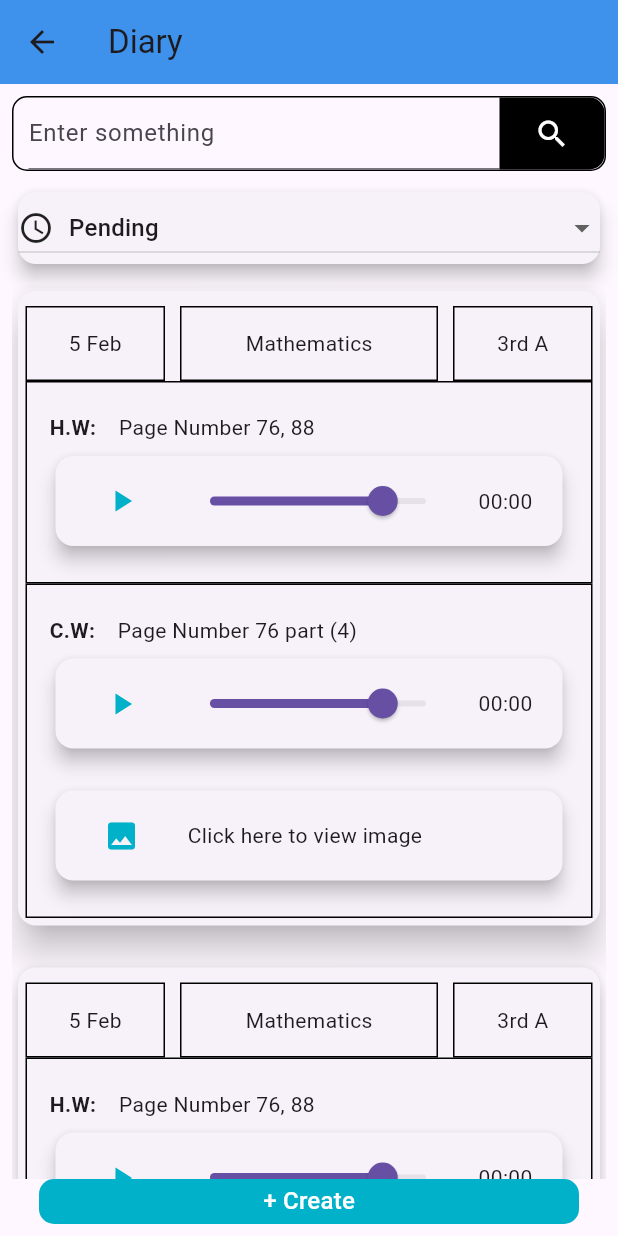
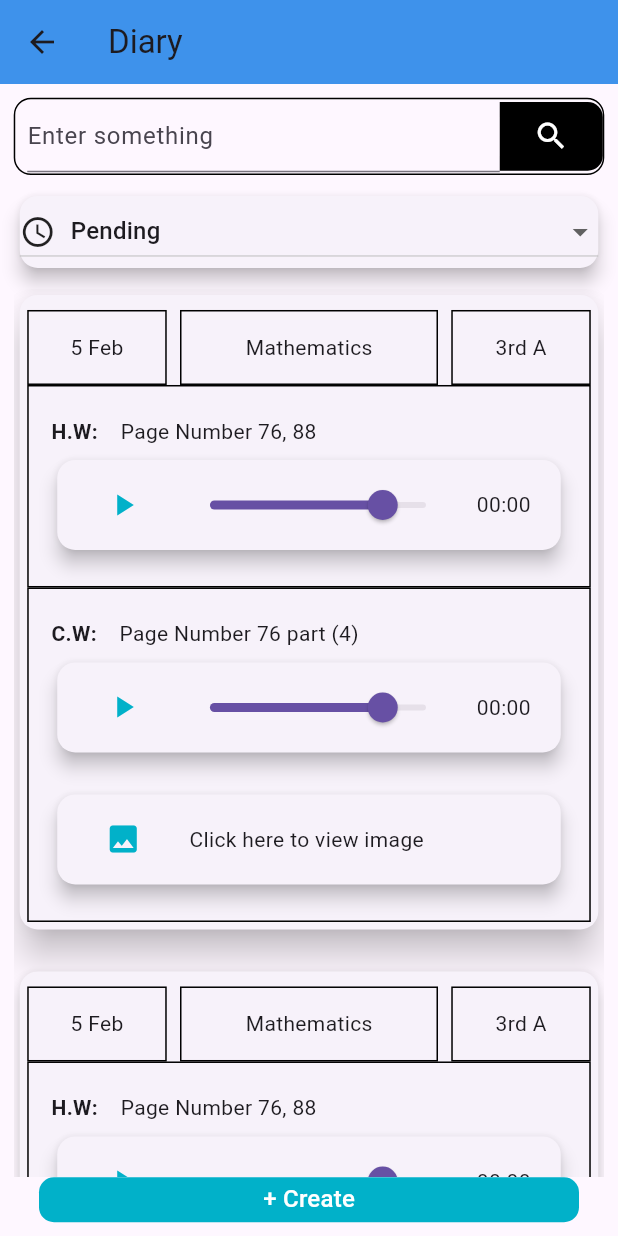
Before and after one commit to ibrarkhalid333/Edu-Base, a Flutter app: the TeacherDashboard screen opened by its route, after a tap on "Diay", on a phone screen of 412 x 824 dp. Run offline on Flutter 3.47's test engine with Material 3 defaults, Android fonts, the phone set to English and light mode, and no system bars; our stand-ins replace device_preview, flutter_screenutil, get, intl_phone_field.

Commit message:
commit 2208252

```diff
--- a/lib/src/home/components/selection_container.dart
+++ b/lib/src/home/components/selection_container.dart
@@ -8,8 +8,8 @@ class SellectionContainer extends StatelessWidget {
     required this.onPress,
     required this.title,
     required this.imagePath,
-    this.width = 20,
-    this.height = 20,
+    this.width = 50,
+    this.height = 50,
   });
 
   final double height, width;
@@ -23,7 +23,7 @@ class SellectionContainer extends StatelessWidget {
       child: Container(
         width: width,
         height: height,
-        padding: EdgeInsets.all(5.sp),
+        padding: EdgeInsets.all(10.sp),
         decoration: BoxDecoration(
           color: Colors.white,
           borderRadius: BorderRadius.all(Radius.circular(10.r)),
@@ -45,7 +45,7 @@ class SellectionContainer extends StatelessWidget {
               height: 70.sp,
             ),
             SizedBox(
-              height: 2.h,
+              height: 1.h,
             ),
             Text(
               title,
--- a/lib/src/teacher_role/diary_teacher/screens/diaryteacher.dart
+++ b/lib/src/teacher_role/diary_teacher/screens/diaryteacher.dart
@@ -1,6 +1,7 @@
 import 'package:edu_base/core/res/colors/appColors.dart';
 import 'package:edu_base/src/Components/round_button.dart';
 import 'package:flutter/material.dart';
+import 'package:flutter_screenutil/flutter_screenutil.dart';
 import 'package:get/get.dart';
 
 import '../controller/diary_teacher_controller.dart';
@@ -23,18 +24,18 @@ class _DiaryForTeacherState extends State<DiaryForTeacher> {
         backgroundColor: Appcolors.blueColor,
       ),
       body: Padding(
-        padding: const EdgeInsets.all(8.0),
+        padding: EdgeInsets.all(8.sp),
         child: Column(
           children: [
             Container(
-              height: 50,
-              padding: const EdgeInsets.fromLTRB(10, 0, 0, 0),
+              height: 40.h,
+              padding: EdgeInsets.fromLTRB(7.sp, 0, 0, 0),
               // width: 350,
               decoration: BoxDecoration(
                 border: Border.all(
                   width: 1.0,
                 ),
-                borderRadius: BorderRadius.circular(10),
+                borderRadius: BorderRadius.circular(10.r),
               ),
               child: Row(
                 mainAxisAlignment: MainAxisAlignment.spaceBetween,
@@ -48,8 +49,8 @@ class _DiaryForTeacherState extends State<DiaryForTeacher> {
                   ),
                   InkWell(
                     child: Container(
-                      height: 50,
-                      width: 70,
+                      height: 40.sp,
+                      width: 60.sp,
                       decoration: const BoxDecoration(
                           color: Appcolors.blackColor,
                           borderRadius: BorderRadius.only(
@@ -137,7 +138,8 @@ class _DiaryForTeacherState extends State<DiaryForTeacher> {
                                     decoration: BoxDecoration(
                                         border:
                                             Border.all(color: Colors.black)),
-                                    child: const Center(child: Text('Mathematics')),
+                                    child: const Center(
+                                        child: Text('Mathematics')),
                                   ),
                                   Container(
                                     height: 50,
@@ -151,7 +153,8 @@ class _DiaryForTeacherState extends State<DiaryForTeacher> {
                               ),
                             ),
                             Container(
-                              padding: const EdgeInsets.fromLTRB(15, 20, 15, 20),
+                              padding:
+                                  const EdgeInsets.fromLTRB(15, 20, 15, 20),
                               decoration: BoxDecoration(
                                   border: Border.all(color: Colors.black)),
                               child: Column(
@@ -175,8 +178,8 @@ class _DiaryForTeacherState extends State<DiaryForTeacher> {
                                   Card(
                                     elevation: 5,
                                     child: Container(
-                                      padding:
-                                          const EdgeInsets.fromLTRB(20, 0, 20, 0),
+                                      padding: const EdgeInsets.fromLTRB(
+                                          20, 0, 20, 0),
                                       height: 60,
                                       child: Center(
                                         child: Row(
@@ -203,7 +206,8 @@ class _DiaryForTeacherState extends State<DiaryForTeacher> {
                               ),
                             ),
                             Container(
-                              padding: const EdgeInsets.fromLTRB(15, 20, 15, 20),
+                              padding:
+                                  const EdgeInsets.fromLTRB(15, 20, 15, 20),
                               decoration: BoxDecoration(
                                   border: Border.all(color: Colors.black)),
                               child: Column(
@@ -227,8 +231,8 @@ class _DiaryForTeacherState extends State<DiaryForTeacher> {
                                   Card(
                                     elevation: 5,
                                     child: Container(
-                                      padding:
-                                          const EdgeInsets.fromLTRB(20, 0, 20, 0),
+                                      padding: const EdgeInsets.fromLTRB(
+                                          20, 0, 20, 0),
                                       height: 60,
                                       child: Center(
                                         child: Row(
@@ -257,8 +261,8 @@ class _DiaryForTeacherState extends State<DiaryForTeacher> {
                                   Card(
                                     elevation: 5,
                                     child: Container(
-                                      padding:
-                                          const EdgeInsets.fromLTRB(20, 0, 20, 0),
+                                      padding: const EdgeInsets.fromLTRB(
+                                          20, 0, 20, 0),
                                       height: 60,
                                       child: Center(
                                         child: Row(
@@ -275,7 +279,8 @@ class _DiaryForTeacherState extends State<DiaryForTeacher> {
                                             const SizedBox(
                                               width: 20,
                                             ),
-                                            const Text('Click here to view image'),
+                                            const Text(
+                                                'Click here to view image'),
                                           ],
                                         ),
                                       ),
@@ -317,7 +322,8 @@ class _DiaryForTeacherState extends State<DiaryForTeacher> {
                                     decoration: BoxDecoration(
                                         border:
                                             Border.all(color: Colors.black)),
-                                    child: const Center(child: Text('Mathematics')),
+                                    child: const Center(
+                                        child: Text('Mathematics')),
                                   ),
                                   Container(
                                     height: 50,
@@ -331,7 +337,8 @@ class _DiaryForTeacherState extends State<DiaryForTeacher> {
                               ),
                             ),
                             Container(
-                              padding: const EdgeInsets.fromLTRB(15, 20, 15, 20),
+                              padding:
+                                  const EdgeInsets.fromLTRB(15, 20, 15, 20),
                               decoration: BoxDecoration(
                                   border: Border.all(color: Colors.black)),
                               child: Column(
@@ -355,8 +362,8 @@ class _DiaryForTeacherState extends State<DiaryForTeacher> {
                                   Card(
                                     elevation: 5,
                                     child: Container(
-                                      padding:
-                                          const EdgeInsets.fromLTRB(20, 0, 20, 0),
+                                      padding: const EdgeInsets.fromLTRB(
+                                          20, 0, 20, 0),
                                       height: 60,
                                       child: Center(
                                         child: Row(
@@ -383,7 +390,8 @@ class _DiaryForTeacherState extends State<DiaryForTeacher> {
                               ),
                             ),
                             Container(
-                              padding: const EdgeInsets.fromLTRB(15, 20, 15, 20),
+                              padding:
+                                  const EdgeInsets.fromLTRB(15, 20, 15, 20),
                               decoration: BoxDecoration(
                                   border: Border.all(color: Colors.black)),
                               child: Column(
@@ -407,8 +415,8 @@ class _DiaryForTeacherState extends State<DiaryForTeacher> {
                                   Card(
                                     elevation: 5,
                                     child: Container(
-                                      padding:
-                                          const EdgeInsets.fromLTRB(20, 0, 20, 0),
+                                      padding: const EdgeInsets.fromLTRB(
+                                          20, 0, 20, 0),
                                       height: 60,
                                       child: Center(
                                         child: Row(
@@ -437,8 +445,8 @@ class _DiaryForTeacherState extends State<DiaryForTeacher> {
                                   Card(
                                     elevation: 5,
                                     child: Container(
-                                      padding:
-                                          const EdgeInsets.fromLTRB(20, 0, 20, 0),
+                                      padding: const EdgeInsets.fromLTRB(
+                                          20, 0, 20, 0),
                                       height: 60,
                                       child: Center(
                                         child: Row(
@@ -455,7 +463,8 @@ class _DiaryForTeacherState extends State<DiaryForTeacher> {
                                             const SizedBox(
                                               width: 20,
                                             ),
-                                            const Text('Click here to view image'),
+                                            const Text(
+                                                'Click here to view image'),
                                           ],
                                         ),
                                       ),
--- a/lib/src/teacher_role/teacher_dashboard/teacher_dashboard.dart
+++ b/lib/src/teacher_role/teacher_dashboard/teacher_dashboard.dart
@@ -117,7 +117,7 @@ class _TeacherDashboardState extends State<TeacherDashboard> {
       bottomNavigationBar: Container(
         decoration: BoxDecoration(boxShadow: [
           BoxShadow(
-            color: Appcolors.blackColor.withOpacity(.1),
+            color: Appcolors.blackColor.withAlpha(100),
             blurRadius: 2,
           )
         ]),
```
